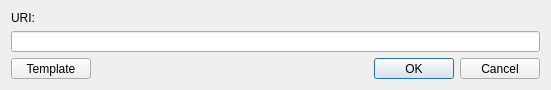
AuronikZhuliangKe/aria2remote4xunlei, file Source/Trunk/add_http_ftp_magnetlink.ui: the form before one commit.
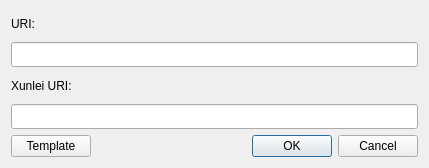
The form after the commit.

Commit message: 1. Added xunlei line edit

Patch:
```diff
--- a/Source/Trunk/add_http_ftp_magnetlink.ui
+++ b/Source/Trunk/add_http_ftp_magnetlink.ui
@@ -6,12 +6,12 @@
    <rect>
     <x>0</x>
     <y>0</y>
-    <width>551</width>
-    <height>90</height>
+    <width>429</width>
+    <height>168</height>
    </rect>
   </property>
   <property name="sizePolicy">
-   <sizepolicy hsizetype="Fixed" vsizetype="Expanding">
+   <sizepolicy hsizetype="Preferred" vsizetype="Preferred">
     <horstretch>0</horstretch>
     <verstretch>0</verstretch>
    </sizepolicy>
@@ -25,7 +25,7 @@
   <property name="maximumSize">
    <size>
     <width>16777215</width>
-    <height>90</height>
+    <height>500</height>
    </size>
   </property>
   <property name="windowTitle">
@@ -40,7 +40,31 @@
     </widget>
    </item>
    <item>
-    <widget class="QLineEdit" name="lineEdit"/>
+    <widget class="QLineEdit" name="lineEdit">
+     <property name="sizePolicy">
+      <sizepolicy hsizetype="Expanding" vsizetype="Preferred">
+       <horstretch>0</horstretch>
+       <verstretch>0</verstretch>
+      </sizepolicy>
+     </property>
+    </widget>
+   </item>
+   <item>
+    <widget class="QLabel" name="label_xunlei">
+     <property name="text">
+      <string>Xunlei URI:</string>
+     </property>
+    </widget>
+   </item>
+   <item>
+    <widget class="QLineEdit" name="lineEdit_xunlei">
+     <property name="sizePolicy">
+      <sizepolicy hsizetype="Preferred" vsizetype="Preferred">
+       <horstretch>0</horstretch>
+       <verstretch>0</verstretch>
+      </sizepolicy>
+     </property>
+    </widget>
    </item>
    <item>
     <layout class="QHBoxLayout" name="horizontalLayout">
```
